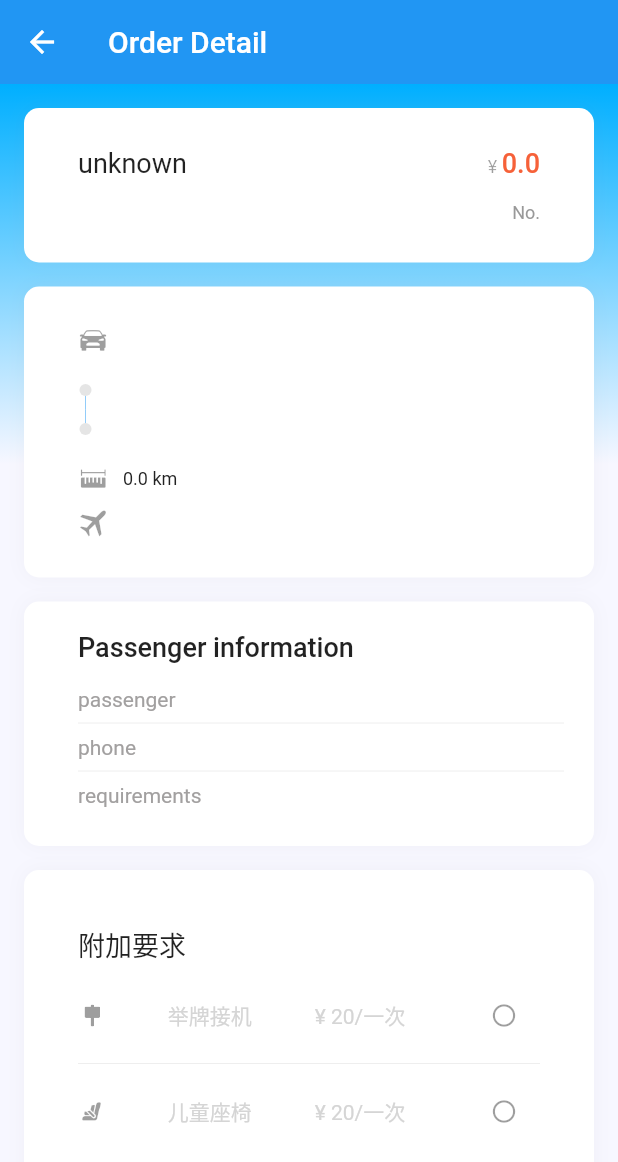
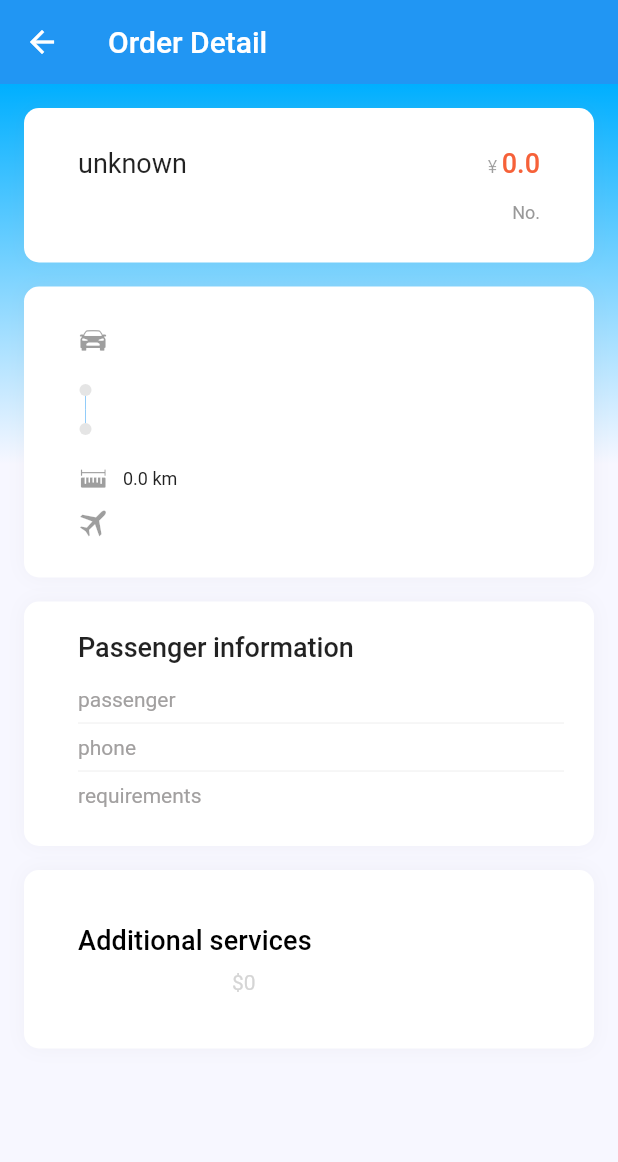
Before and after one commit to lefeitech/trip_on_driver, a Flutter app: the OrderDetailPage screen opened directly with empty values, on a phone screen of 412 x 824 dp. Shown: the top 1162 px of the screen. Run offline on Flutter 3.47's test engine with Material 2 defaults, Android fonts, the light colour scheme and no system bars; drawn by our look-alikes of oktoast; our stand-ins replace convert, dio, flutter_easyloading, image_picker, sentry, shared_preferences; missing offline and left inert: loading_more_list; accounts and stored records are empty.

Commit message:
feat:order detail

```diff
--- a/lib/common/enums/order.dart
+++ b/lib/common/enums/order.dart
@@ -30,3 +30,8 @@ class TransformType {
   // 送机
   static const int dropUp = 1;
 }
+
+class ServiceType {
+  static const int pickUpBand = 1;
+  static const int dropUp = 2;
+}
--- a/lib/pages/order/order_detail.dart
+++ b/lib/pages/order/order_detail.dart
@@ -37,7 +37,7 @@ class OrderDetailPage extends StatelessWidget {
             _PriceWidget(order),
             _TravelInfoWidget(order),
             _PassengerInfoDisplayWidget(order),
-            _AdditionalWidget(),
+            _AdditionalWidget(order.serviceInfo),
           ],
         ),
       ),
@@ -197,31 +197,10 @@ class _TravelInfoWidget extends StatelessWidget {
   }
 }
 
-class _PassengerInfoDisplayWidget extends StatelessWidget {
+class _PassengerInfoDisplayWidget extends StatelessWidget with _FormLineMixin {
   _PassengerInfoDisplayWidget(this.order);
 
   final OrderInfoModel order;
-
-  final _passengerStyle = TextStyle(
-    color: Color(0xFFA2A0A0),
-    fontSize: 14.0,
-  );
-
-  final _htiStyle = TextStyle(
-    color: Color(0xFFAD5D5D5),
-    fontSize: 14.0,
-  );
-
-  final _divider = Divider(height: 16);
-
-  Widget _buildFormLine(String left, String right) {
-    return Row(
-      children: <Widget>[
-        Expanded(child: Text(left, style: _passengerStyle), flex: 1),
-        Expanded(child: Text(right), flex: 2)
-      ],
-    );
-  }
 
   @override
   Widget build(BuildContext context) {
@@ -232,7 +211,7 @@ class _PassengerInfoDisplayWidget extends StatelessWidget {
         crossAxisAlignment: CrossAxisAlignment.start,
         children: <Widget>[
           Text("Passenger information", style: Theme.of(context).textTheme.headline6.copyWith(fontSize: 18)),
-          SizedBox(height: 16.0),
+          SizedBox(height: 16),
           Column(
             children: <Widget>[
               _buildFormLine('passenger', order.rideName),
@@ -247,6 +226,61 @@ class _PassengerInfoDisplayWidget extends StatelessWidget {
     );
   }
 }
+
+class _AdditionalWidget extends StatelessWidget with _FormLineMixin {
+  _AdditionalWidget(this.info);
+
+  final ServiceInfo info;
+
+  @override
+  Widget build(BuildContext context) {
+    return TOCard(
+      child: Padding(
+        padding: EdgeInsets.symmetric(horizontal: 20.0, vertical: 20.0),
+        child: IconTheme(
+          data: IconThemeData(size: 18.0, color: Colors.black38),
+          child: DefaultTextStyle(
+            style: TextStyle(
+              color: Color(0xFFD5D5D5),
+              fontSize: 14.0,
+            ),
+            maxLines: 1,
+            overflow: TextOverflow.ellipsis,
+            child: Column(
+              mainAxisAlignment: MainAxisAlignment.start,
+              crossAxisAlignment: CrossAxisAlignment.start,
+              children: <Widget>[
+                Text("Additional services", style: Theme.of(context).textTheme.subtitle2.copyWith(fontSize: 18)),
+                SizedBox(height: 10.0),
+                _buildFormLine(info.serviceName, '\$${info.serviceMoney}'),
+              ],
+            ),
+          ),
+        ),
+      ),
+    );
+  }
+}
+
+class _FormLineMixin {
+  final _divider = Divider(height: 16);
+
+  final _passengerStyle = TextStyle(
+    color: Color(0xFFA2A0A0),
+    fontSize: 14.0,
+  );
+
+  Widget _buildFormLine(String left, String right) {
+    return Row(
+      mainAxisAlignment: MainAxisAlignment.spaceBetween,
+      children: <Widget>[
+        Expanded(child: Text(left, style: _passengerStyle), flex: 1),
+        Expanded(child: Text(right), flex: 2)
+      ],
+    );
+  }
+}
+
 
 class _PassengerInfoEditWidget extends StatelessWidget {
   final _passengerStyle = TextStyle(
@@ -356,60 +390,3 @@ class _PassengerInfoEditWidget extends StatelessWidget {
     );
   }
 }
-
-class _AdditionalWidget extends StatelessWidget {
-  @override
-  Widget build(BuildContext context) {
-    return TOCard(
-      child: Padding(
-        padding: EdgeInsets.symmetric(horizontal: 20.0, vertical: 20.0),
-        child: IconTheme(
-          data: IconThemeData(size: 18.0, color: Colors.black38),
-          child: DefaultTextStyle(
-            style: TextStyle(
-              color: Color(0xFFD5D5D5),
-              fontSize: 14.0,
-            ),
-            maxLines: 1,
-            overflow: TextOverflow.ellipsis,
-            child: Column(
-              mainAxisAlignment: MainAxisAlignment.start,
-              crossAxisAlignment: CrossAxisAlignment.start,
-              children: <Widget>[
-                Text("附加要求", style: Theme.of(context).textTheme.title.copyWith(fontSize: 18)),
-                SizedBox(height: 10.0),
-                Row(
-                  mainAxisAlignment: MainAxisAlignment.spaceBetween,
-                  children: <Widget>[
-                    Icon(TripOnIcons.brand),
-                    Text("举牌接机"),
-                    Text("¥ 20/一次"),
-                    IconButton(
-                      icon: Icon(Icons.radio_button_unchecked),
-                      iconSize: 18.0,
-                      onPressed: () {},
-                    ),
-                  ],
-                ),
-                Divider(),
-                Row(
-                  mainAxisAlignment: MainAxisAlignment.spaceBetween,
-                  children: <Widget>[
-                    Icon(TripOnIcons.ertongzuoyijiekoux),
-                    Text("儿童座椅"),
-                    Text("¥ 20/一次"),
-                    IconButton(
-                      icon: Icon(Icons.radio_button_unchecked),
-                      iconSize: 18.0,
-                      onPressed: () {},
-                    ),
-                  ],
-                ),
-              ],
-            ),
-          ),
-        ),
-      ),
-    );
-  }
-}
```
Lines whose indentation alone changed are shown as unchanged.
